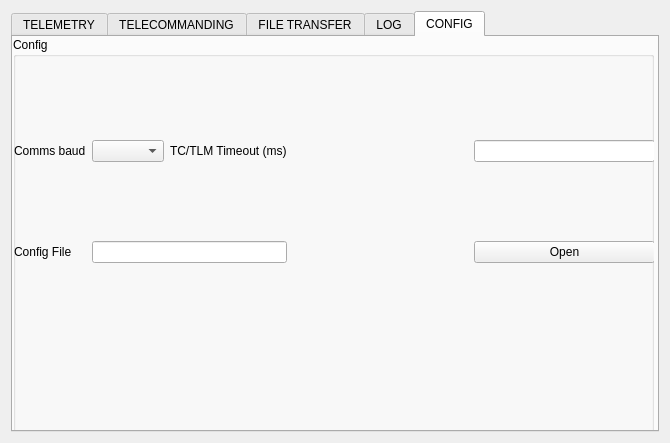
Open-Source-Satellite/Mercury-GS, file platform-comms-app.ui: the form before one commit.
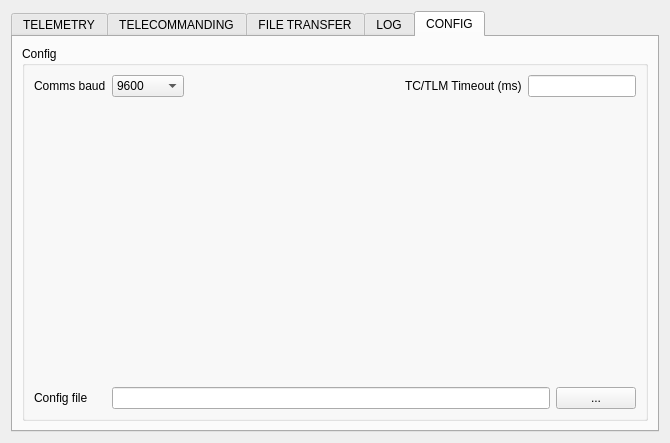
The form after the commit.

```diff
--- a/platform-comms-app.ui
+++ b/platform-comms-app.ui
@@ -641,66 +641,72 @@
       <attribute name="title">
        <string>CONFIG</string>
       </attribute>
-      <widget class="QGroupBox" name="groupBox_7">
-       <property name="geometry">
-        <rect>
-         <x>0</x>
-         <y>0</y>
-         <width>641</width>
-         <height>401</height>
-        </rect>
-       </property>
+      <layout class="QGridLayout" name="gridLayout_9">
+       <item row="0" column="1">
+        <widget class="QGroupBox" name="groupBox_9">
        <property name="title">
         <string>Config</string>
        </property>
-       <widget class="QWidget" name="gridLayoutWidget">
-        <property name="geometry">
-         <rect>
-          <x>1</x>
-          <y>30</y>
-          <width>641</width>
-          <height>271</height>
-         </rect>
-        </property>
-        <layout class="QGridLayout" name="gridLayout">
-         <item row="0" column="2">
-          <widget class="QLabel" name="label_8">
-           <property name="text">
-            <string>TC/TLM Timeout (ms)</string>
-           </property>
-          </widget>
-         </item>
-         <item row="1" column="1" colspan="2">
-          <widget class="QLineEdit" name="lineEditConfigFilePath"/>
-         </item>
-         <item row="1" column="0">
-          <widget class="QLabel" name="label_9">
-           <property name="text">
-            <string>Config File</string>
-           </property>
-          </widget>
-         </item>
-         <item row="1" column="4">
-          <widget class="QPushButton" name="pushButton">
-           <property name="text">
-            <string>Open</string>
-           </property>
-          </widget>
-         </item>
-         <item row="0" column="1">
-          <widget class="QComboBox" name="comboBoxCommsBaud"/>
-         </item>
+         <layout class="QGridLayout" name="gridLayout_10">
+          <item row="0" column="0">
+           <layout class="QFormLayout" name="formLayout_3">
+            <property name="fieldGrowthPolicy">
+             <enum>QFormLayout::ExpandingFieldsGrow</enum>
+            </property>
          <item row="0" column="0">
-          <widget class="QLabel" name="label_4">
+             <widget class="QLabel" name="label_23">
            <property name="text">
             <string>Comms baud</string>
            </property>
           </widget>
          </item>
-         <item row="0" column="4">
-          <widget class="QLineEdit" name="lineEditTcTlmTimeout"/>
-         </item>
-         <item row="1" column="3">
+            <item row="0" column="1">
+             <layout class="QHBoxLayout" name="horizontalLayout_8">
+              <item>
+               <widget class="QComboBox" name="comboBoxCommsBaud">
+                <item>
+                 <property name="text">
+                  <string>9600</string>
+                 </property>
+                </item>
+                <item>
+                 <property name="text">
+                  <string>19200</string>
+                 </property>
+                </item>
+                <item>
+                 <property name="text">
+                  <string>38400</string>
+                 </property>
+                </item>
+                <item>
+                 <property name="text">
+                  <string>57600</string>
+                 </property>
+                </item>
+                <item>
+                 <property name="text">
+                  <string>115200</string>
+                 </property>
+                </item>
+                <item>
+                 <property name="text">
+                  <string>230400</string>
+                 </property>
+                </item>
+                <item>
+                 <property name="text">
+                  <string>460800</string>
+                 </property>
+                </item>
+                <item>
+                 <property name="text">
+                  <string>921600</string>
+                 </property>
+                </item>
+               </widget>
+              </item>
+              <item>
           <spacer name="horizontalSpacer_4">
            <property name="orientation">
             <enum>Qt::Horizontal</enum>
@@ -713,9 +719,65 @@
            </property>
           </spacer>
          </item>
-        </layout>
-       </widget>
-      </widget>
+              <item>
+               <widget class="QLabel" name="label_25">
+                <property name="text">
+                 <string>TC/TLM Timeout (ms)</string>
+                </property>
+               </widget>
+              </item>
+              <item>
+               <widget class="QLineEdit" name="lineEditTcTlmTimeOut">
+                <property name="sizePolicy">
+                 <sizepolicy hsizetype="Preferred" vsizetype="Fixed">
+                  <horstretch>0</horstretch>
+                  <verstretch>0</verstretch>
+                 </sizepolicy>
+                </property>
+               </widget>
+              </item>
+             </layout>
+            </item>
+            <item row="2" column="0">
+             <widget class="QLabel" name="label_24">
+              <property name="text">
+               <string>Config file</string>
+              </property>
+             </widget>
+            </item>
+            <item row="2" column="1">
+             <layout class="QHBoxLayout" name="horizontalLayout_9" stretch="1,0">
+              <item>
+               <widget class="QLineEdit" name="lineEditConfigFilePath"/>
+              </item>
+              <item>
+               <widget class="QPushButton" name="pushButtonOpenConfigFilePath">
+                <property name="text">
+                 <string>...</string>
+                </property>
+               </widget>
+              </item>
+             </layout>
+            </item>
+            <item row="1" column="0" colspan="2">
+             <spacer name="verticalSpacer">
+              <property name="orientation">
+               <enum>Qt::Vertical</enum>
+              </property>
+              <property name="sizeHint" stdset="0">
+               <size>
+                <width>20</width>
+                <height>40</height>
+               </size>
+              </property>
+             </spacer>
+            </item>
+           </layout>
+          </item>
+         </layout>
+        </widget>
+       </item>
+      </layout>
      </widget>
     </widget>
    </item>
```
Left out of the diff: 2 changed lines with no effect on the pictures. Lines whose indentation alone changed are shown as unchanged.
